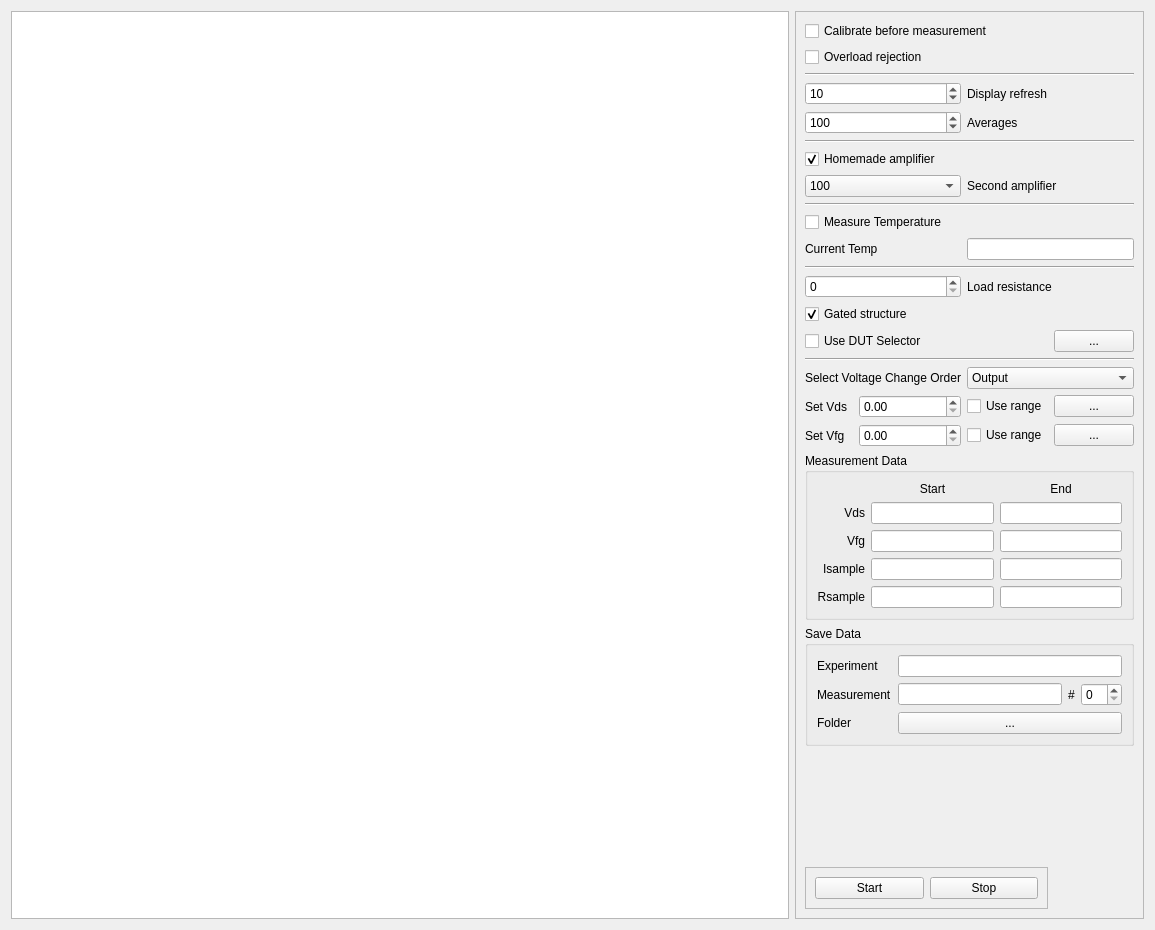
First picture: the form in LegacyNoiseMeasurementSetup/UI_NoiseMeasurement.ui, repository zigorrom/LegacyNoiseMeasurementSetup, before the edit.
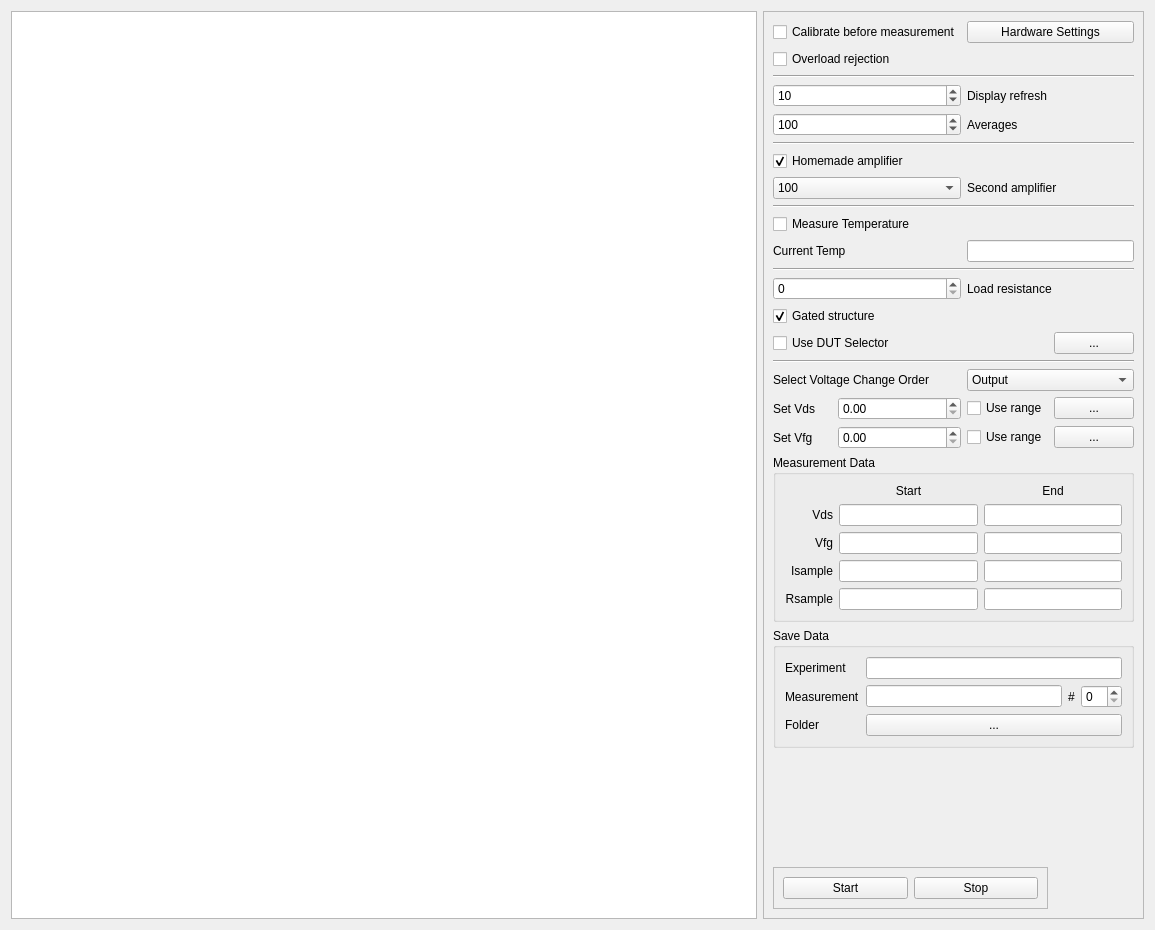
Second picture: the form after the edit.

Commit message: Hardware Settings

The edit to the form file:
```diff
--- a/LegacyNoiseMeasurementSetup/UI_NoiseMeasurement.ui
+++ b/LegacyNoiseMeasurementSetup/UI_NoiseMeasurement.ui
@@ -87,13 +87,6 @@
         </property>
        </widget>
       </item>
-      <item row="0" column="1" colspan="5">
-       <widget class="QCheckBox" name="ui_calibrate">
-        <property name="text">
-         <string>Calibrate before measurement</string>
-        </property>
-       </widget>
-      </item>
       <item row="12" column="4" colspan="2">
        <widget class="QLabel" name="label_4">
         <property name="text">
@@ -559,6 +552,20 @@
         </item>
        </widget>
       </item>
+      <item row="0" column="1" colspan="3">
+       <widget class="QCheckBox" name="ui_calibrate">
+        <property name="text">
+         <string>Calibrate before measurement</string>
+        </property>
+       </widget>
+      </item>
+      <item row="0" column="4" colspan="2">
+       <widget class="QPushButton" name="ui_open_hardware_settings">
+        <property name="text">
+         <string>Hardware Settings</string>
+        </property>
+       </widget>
+      </item>
      </layout>
     </widget>
    </item>
```
The commit also changes 7 other files.
